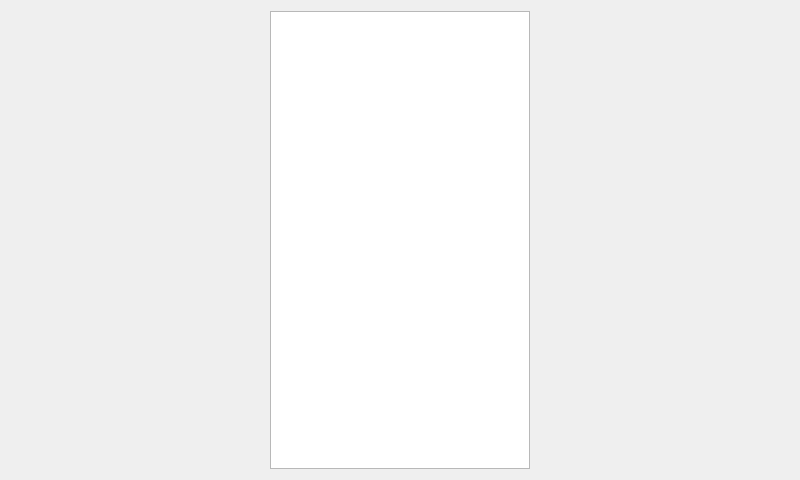
First picture: the form in userlist.ui, repository NoHeat/GUI1, before the edit.
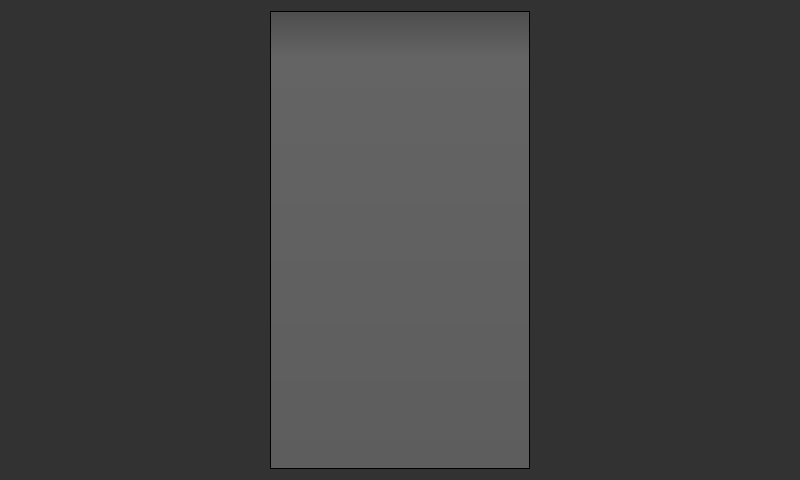
Second picture: the form after the edit. Icons and pictures are not drawn.

```diff
--- a/userlist.ui
+++ b/userlist.ui
@@ -11,7 +11,468 @@
    </rect>
   </property>
   <property name="windowTitle">
-   <string>Dialog</string>
+   <string>List Options</string>
+  </property>
+  <property name="styleSheet">
+   <string notr="true">QToolTip
+{
+     border: 1px solid black;
+     background-color: #ffa02f;
+     padding: 1px;
+     border-radius: 3px;
+     opacity: 100;
+}
+
+QWidget
+{
+    color: #b1b1b1;
+    background-color: #323232;
+}
+
+QWidget:item:hover
+{
+    background-color: QLinearGradient( x1: 0, y1: 0, x2: 0, y2: 1, stop: 0 #ffa02f, stop: 1 #ca0619);
+    color: #000000;
+}
+
+QWidget:item:selected
+{
+    background-color: QLinearGradient( x1: 0, y1: 0, x2: 0, y2: 1, stop: 0 #ffa02f, stop: 1 #d7801a);
+}
+
+QMenuBar::item
+{
+    background: transparent;
+}
+
+QMenuBar::item:selected
+{
+    background: transparent;
+    border: 1px solid #ffaa00;
+}
+
+QMenuBar::item:pressed
+{
+    background: #444;
+    border: 1px solid #000;
+    background-color: QLinearGradient(
+        x1:0, y1:0,
+        x2:0, y2:1,
+        stop:1 #212121,
+        stop:0.4 #343434/*,
+        stop:0.2 #343434,
+        stop:0.1 #ffaa00*/
+    );
+    margin-bottom:-1px;
+    padding-bottom:1px;
+}
+
+QMenu
+{
+    border: 1px solid #000;
+}
+
+QMenu::item
+{
+    padding: 2px 20px 2px 20px;
+}
+
+QMenu::item:selected
+{
+    color: #000000;
+}
+
+QWidget:disabled
+{
+    color: #404040;
+    background-color: #323232;
+}
+
+QAbstractItemView
+{
+    background-color: QLinearGradient( x1: 0, y1: 0, x2: 0, y2: 1, stop: 0 #4d4d4d, stop: 0.1 #646464, stop: 1 #5d5d5d);
+}
+
+QWidget:focus
+{
+    /*border: 2px solid QLinearGradient( x1: 0, y1: 0, x2: 0, y2: 1, stop: 0 #ffa02f, stop: 1 #d7801a);*/
+}
+
+QLineEdit
+{
+    background-color: QLinearGradient( x1: 0, y1: 0, x2: 0, y2: 1, stop: 0 #4d4d4d, stop: 0 #646464, stop: 1 #5d5d5d);
+    padding: 1px;
+    border-style: solid;
+    border: 1px solid #1e1e1e;
+    border-radius: 5;
+}
+
+QPushButton
+{
+    color: #b1b1b1;
+    background-color: QLinearGradient( x1: 0, y1: 0, x2: 0, y2: 1, stop: 0 #565656, stop: 0.1 #525252, stop: 0.5 #4e4e4e, stop: 0.9 #4a4a4a, stop: 1 #464646);
+    border-width: 1px;
+    border-color: #1e1e1e;
+    border-style: solid;
+    border-radius: 6;
+    padding: 3px;
+    font-size: 12px;
+    padding-left: 5px;
+    padding-right: 5px;
+}
+
+QPushButton:pressed
+{
+    background-color: QLinearGradient( x1: 0, y1: 0, x2: 0, y2: 1, stop: 0 #2d2d2d, stop: 0.1 #2b2b2b, stop: 0.5 #292929, stop: 0.9 #282828, stop: 1 #252525);
+}
+
+QComboBox
+{
+    selection-background-color: #ffaa00;
+    background-color: QLinearGradient( x1: 0, y1: 0, x2: 0, y2: 1, stop: 0 #565656, stop: 0.1 #525252, stop: 0.5 #4e4e4e, stop: 0.9 #4a4a4a, stop: 1 #464646);
+    border-style: solid;
+    border: 1px solid #1e1e1e;
+    border-radius: 5;
+}
+
+QComboBox:hover,QPushButton:hover
+{
+    border: 2px solid QLinearGradient( x1: 0, y1: 0, x2: 0, y2: 1, stop: 0 #ffa02f, stop: 1 #d7801a);
+}
+
+
+QComboBox:on
+{
+    padding-top: 3px;
+    padding-left: 4px;
+    background-color: QLinearGradient( x1: 0, y1: 0, x2: 0, y2: 1, stop: 0 #2d2d2d, stop: 0.1 #2b2b2b, stop: 0.5 #292929, stop: 0.9 #282828, stop: 1 #252525);
+    selection-background-color: #ffaa00;
+}
+
+QComboBox QAbstractItemView
+{
+    border: 2px solid darkgray;
+    selection-background-color: QLinearGradient( x1: 0, y1: 0, x2: 0, y2: 1, stop: 0 #ffa02f, stop: 1 #d7801a);
+}
+
+QComboBox::drop-down
+{
+     subcontrol-origin: padding;
+     subcontrol-position: top right;
+     width: 15px;
+
+     border-left-width: 0px;
+     border-left-color: darkgray;
+     border-left-style: solid; /* just a single line */
+     border-top-right-radius: 3px; /* same radius as the QComboBox */
+     border-bottom-right-radius: 3px;
+ }
+
+QComboBox::down-arrow
+{
+     image: url(:/down_arrow.png);
+}
+
+QGroupBox:focus
+{
+border: 2px solid QLinearGradient( x1: 0, y1: 0, x2: 0, y2: 1, stop: 0 #ffa02f, stop: 1 #d7801a);
+}
+
+QTextEdit:focus
+{
+    border: 2px solid QLinearGradient( x1: 0, y1: 0, x2: 0, y2: 1, stop: 0 #ffa02f, stop: 1 #d7801a);
+}
+
+QScrollBar:horizontal {
+     border: 1px solid #222222;
+     background: QLinearGradient( x1: 0, y1: 0, x2: 0, y2: 1, stop: 0.0 #121212, stop: 0.2 #282828, stop: 1 #484848);
+     height: 7px;
+     margin: 0px 16px 0 16px;
+}
+
+QScrollBar::handle:horizontal
+{
+      background: QLinearGradient( x1: 0, y1: 0, x2: 1, y2: 0, stop: 0 #ffa02f, stop: 0.5 #d7801a, stop: 1 #ffa02f);
+      min-height: 20px;
+      border-radius: 2px;
+}
+
+QScrollBar::add-line:horizontal {
+      border: 1px solid #1b1b19;
+      border-radius: 2px;
+      background: QLinearGradient( x1: 0, y1: 0, x2: 1, y2: 0, stop: 0 #ffa02f, stop: 1 #d7801a);
+      width: 14px;
+      subcontrol-position: right;
+      subcontrol-origin: margin;
+}
+
+QScrollBar::sub-line:horizontal {
+      border: 1px solid #1b1b19;
+      border-radius: 2px;
+      background: QLinearGradient( x1: 0, y1: 0, x2: 1, y2: 0, stop: 0 #ffa02f, stop: 1 #d7801a);
+      width: 14px;
+     subcontrol-position: left;
+     subcontrol-origin: margin;
+}
+
+QScrollBar::right-arrow:horizontal, QScrollBar::left-arrow:horizontal
+{
+      border: 1px solid black;
+      width: 1px;
+      height: 1px;
+      background: white;
+}
+
+QScrollBar::add-page:horizontal, QScrollBar::sub-page:horizontal
+{
+      background: none;
+}
+
+QScrollBar:vertical
+{
+      background: QLinearGradient( x1: 0, y1: 0, x2: 1, y2: 0, stop: 0.0 #121212, stop: 0.2 #282828, stop: 1 #484848);
+      width: 7px;
+      margin: 16px 0 16px 0;
+      border: 1px solid #222222;
+}
+
+QScrollBar::handle:vertical
+{
+      background: QLinearGradient( x1: 0, y1: 0, x2: 0, y2: 1, stop: 0 #ffa02f, stop: 0.5 #d7801a, stop: 1 #ffa02f);
+      min-height: 20px;
+      border-radius: 2px;
+}
+
+QScrollBar::add-line:vertical
+{
+      border: 1px solid #1b1b19;
+      border-radius: 2px;
+      background: QLinearGradient( x1: 0, y1: 0, x2: 0, y2: 1, stop: 0 #ffa02f, stop: 1 #d7801a);
+      height: 14px;
+      subcontrol-position: bottom;
+      subcontrol-origin: margin;
+}
+
+QScrollBar::sub-line:vertical
+{
+      border: 1px solid #1b1b19;
+      border-radius: 2px;
+      background: QLinearGradient( x1: 0, y1: 0, x2: 0, y2: 1, stop: 0 #d7801a, stop: 1 #ffa02f);
+      height: 14px;
+      subcontrol-position: top;
+      subcontrol-origin: margin;
+}
+
+QScrollBar::up-arrow:vertical, QScrollBar::down-arrow:vertical
+{
+      border: 1px solid black;
+      width: 1px;
+      height: 1px;
+      background: white;
+}
+
+
+QScrollBar::add-page:vertical, QScrollBar::sub-page:vertical
+{
+      background: none;
+}
+
+QTextEdit
+{
+    background-color: #242424;
+}
+
+QPlainTextEdit
+{
+    background-color: #242424;
+}
+
+QHeaderView::section
+{
+    background-color: QLinearGradient(x1:0, y1:0, x2:0, y2:1, stop:0 #616161, stop: 0.5 #505050, stop: 0.6 #434343, stop:1 #656565);
+    color: white;
+    padding-left: 4px;
+    border: 1px solid #6c6c6c;
+}
+
+QCheckBox:disabled
+{
+color: #414141;
+}
+
+QDockWidget::title
+{
+    text-align: center;
+    spacing: 3px; /* spacing between items in the tool bar */
+    background-color: QLinearGradient(x1:0, y1:0, x2:0, y2:1, stop:0 #323232, stop: 0.5 #242424, stop:1 #323232);
+}
+
+QDockWidget::close-button, QDockWidget::float-button
+{
+    text-align: center;
+    spacing: 1px; /* spacing between items in the tool bar */
+    background-color: QLinearGradient(x1:0, y1:0, x2:0, y2:1, stop:0 #323232, stop: 0.5 #242424, stop:1 #323232);
+}
+
+QDockWidget::close-button:hover, QDockWidget::float-button:hover
+{
+    background: #242424;
+}
+
+QDockWidget::close-button:pressed, QDockWidget::float-button:pressed
+{
+    padding: 1px -1px -1px 1px;
+}
+
+QMainWindow::separator
+{
+    background-color: QLinearGradient(x1:0, y1:0, x2:0, y2:1, stop:0 #161616, stop: 0.5 #151515, stop: 0.6 #212121, stop:1 #343434);
+    color: white;
+    padding-left: 4px;
+    border: 1px solid #4c4c4c;
+    spacing: 3px; /* spacing between items in the tool bar */
+}
+
+QMainWindow::separator:hover
+{
+
+    background-color: QLinearGradient(x1:0, y1:0, x2:0, y2:1, stop:0 #d7801a, stop:0.5 #b56c17 stop:1 #ffa02f);
+    color: white;
+    padding-left: 4px;
+    border: 1px solid #6c6c6c;
+    spacing: 3px; /* spacing between items in the tool bar */
+}
+
+QToolBar::handle
+{
+     spacing: 3px; /* spacing between items in the tool bar */
+     background: url(:/images/handle.png);
+}
+
+QMenu::separator
+{
+    height: 2px;
+    background-color: QLinearGradient(x1:0, y1:0, x2:0, y2:1, stop:0 #161616, stop: 0.5 #151515, stop: 0.6 #212121, stop:1 #343434);
+    color: white;
+    padding-left: 4px;
+    margin-left: 10px;
+    margin-right: 5px;
+}
+
+QProgressBar
+{
+    border: 2px solid grey;
+    border-radius: 5px;
+    text-align: center;
+}
+
+QProgressBar::chunk
+{
+    background-color: #d7801a;
+    width: 2.15px;
+    margin: 0.5px;
+}
+
+QTabBar::tab {
+    color: #b1b1b1;
+    border: 1px solid #444;
+    border-bottom-style: none;
+    background-color: #323232;
+    padding-left: 10px;
+    padding-right: 10px;
+    padding-top: 3px;
+    padding-bottom: 2px;
+    margin-right: -1px;
+}
+
+QTabWidget::pane {
+    border: 1px solid #444;
+    top: 1px;
+}
+
+QTabBar::tab:last
+{
+    margin-right: 0; /* the last selected tab has nothing to overlap with on the right */
+    border-top-right-radius: 3px;
+}
+
+QTabBar::tab:first:!selected
+{
+ margin-left: 0px; /* the last selected tab has nothing to overlap with on the right */
+
+
+    border-top-left-radius: 3px;
+}
+
+QTabBar::tab:!selected
+{
+    color: #b1b1b1;
+    border-bottom-style: solid;
+    margin-top: 3px;
+    background-color: QLinearGradient(x1:0, y1:0, x2:0, y2:1, stop:1 #212121, stop:.4 #343434);
+}
+
+QTabBar::tab:selected
+{
+    border-top-left-radius: 3px;
+    border-top-right-radius: 3px;
+    margin-bottom: 0px;
+}
+
+QTabBar::tab:!selected:hover
+{
+    /*border-top: 2px solid #ffaa00;
+    padding-bottom: 3px;*/
+    border-top-left-radius: 3px;
+    border-top-right-radius: 3px;
+    background-color: QLinearGradient(x1:0, y1:0, x2:0, y2:1, stop:1 #212121, stop:0.4 #343434, stop:0.2 #343434, stop:0.1 #ffaa00);
+}
+
+QRadioButton::indicator:checked, QRadioButton::indicator:unchecked{
+    color: #b1b1b1;
+    background-color: #323232;
+    border: 1px solid #b1b1b1;
+    border-radius: 6px;
+}
+
+QRadioButton::indicator:checked
+{
+    background-color: qradialgradient(
+        cx: 0.5, cy: 0.5,
+        fx: 0.5, fy: 0.5,
+        radius: 1.0,
+        stop: 0.25 #ffaa00,
+        stop: 0.3 #323232
+    );
+}
+
+QCheckBox::indicator{
+    color: #b1b1b1;
+    background-color: #323232;
+    border: 1px solid #b1b1b1;
+    width: 9px;
+    height: 9px;
+}
+
+QRadioButton::indicator
+{
+    border-radius: 6px;
+}
+
+QRadioButton::indicator:hover, QCheckBox::indicator:hover
+{
+    border: 1px solid #ffaa00;
+}
+
+QCheckBox::indicator:checked
+{
+    image:url(:/images/checkbox.png);
+}
+
+QCheckBox::indicator:disabled, QRadioButton::indicator:disabled
+{
+    border: 1px solid #444;
+}</string>
   </property>
   <layout class="QHBoxLayout" name="horizontalLayout_2">
    <item>
```
